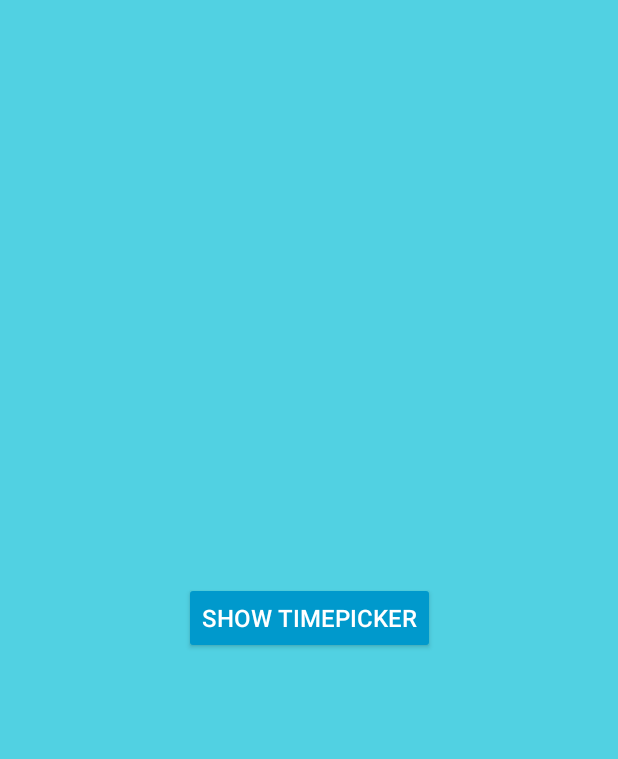
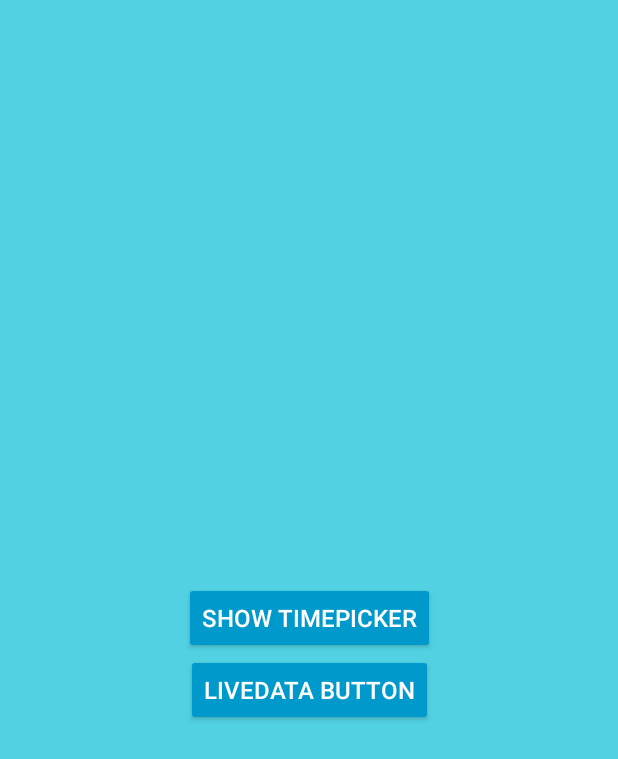
Before and after one commit to ho2ri2s/Playground, an Android app: the UiActivity screen opened directly, with no data from a screen before it, on a phone screen of 412 x 824 dp. Shown: the top 759 px of the screen. Run offline under Robolectric (Android 15) with nearby library versions, the phone set to English and light mode, and no system bars; our stand-ins replace data binding; Roboto replaces fonts that are not available here.

Commit message:
test livedata

```diff
--- a/Android/UIAnimation/app/src/main/java/com/example/uianimation/ui/UiActivity.kt
+++ b/Android/UIAnimation/app/src/main/java/com/example/uianimation/ui/UiActivity.kt
@@ -6,6 +6,7 @@ import android.util.Log
 import android.widget.Toast
 import androidx.appcompat.app.AppCompatActivity
 import androidx.databinding.DataBindingUtil
+import androidx.lifecycle.observe
 import com.example.uianimation.R
 import com.example.uianimation.databinding.ActivityUiBinding
 import org.koin.android.ext.android.inject
@@ -18,9 +19,12 @@ class UiActivity : AppCompatActivity() {
     }
 
     private val viewModel: UiViewModel by inject()
+
     override fun onCreate(savedInstanceState: Bundle?) {
         super.onCreate(savedInstanceState)
         setContentView(R.layout.activity_ui)
+
+        binding.viewModel = viewModel
 
         binding.btnTimePicker.setOnClickListener {
             val calendar = Calendar.getInstance()
@@ -39,5 +43,9 @@ class UiActivity : AppCompatActivity() {
             )
             dialog.show()
         }
+
+        viewModel.buttonText.observe(this) {
+            Log.d("MYTAG", it)
+        }
     }
 }
--- a/Android/UIAnimation/app/src/main/java/com/example/uianimation/ui/UiViewModel.kt
+++ b/Android/UIAnimation/app/src/main/java/com/example/uianimation/ui/UiViewModel.kt
@@ -1,6 +1,22 @@
 package com.example.uianimation.ui
 
+import android.util.Log
+import androidx.lifecycle.LiveData
+import androidx.lifecycle.MutableLiveData
 import androidx.lifecycle.ViewModel
+import androidx.lifecycle.map
+import kotlin.random.Random
 
-class UiViewModel: ViewModel() {
+class UiViewModel : ViewModel() {
+    private val _buttonText = MutableLiveData<String>("Initial")
+    val buttonText: LiveData<String>
+        get() = _buttonText.map { "mapped $it" }
+
+
+
+    fun changeText() {
+        _buttonText.value = Random.nextInt(1000).toString()
+        Log.d("MYTAG", "livedatahash - ${buttonText.hashCode()}")
+        Log.d("MYTAG", "mutablelivedatahash - ${buttonText.hashCode()}")
+    }
 }
--- a/Android/UIAnimation/app/src/main/res/layout/activity_ui.xml
+++ b/Android/UIAnimation/app/src/main/res/layout/activity_ui.xml
@@ -3,6 +3,13 @@
     xmlns:app="http://schemas.android.com/apk/res-auto"
     xmlns:tools="http://schemas.android.com/tools"
     tools:context=".ui.UiActivity">
+
+    <data>
+
+        <variable
+            name="viewModel"
+            type="com.example.uianimation.ui.UiViewModel" />
+    </data>
 
     <androidx.constraintlayout.widget.ConstraintLayout
         android:layout_width="match_parent"
@@ -10,18 +17,25 @@
 
         <Button
             android:id="@+id/btn_time_picker"
+            style="@style/ButtonStyle"
             android:layout_width="wrap_content"
             android:layout_height="wrap_content"
-            android:backgroundTint="@android:color/holo_blue_dark"
-            android:focusable="true"
-            android:foreground="?selectableItemBackground"
             android:text="show timePicker"
-            android:textColor="@android:color/white"
-            android:textSize="16sp"
             app:layout_constraintBottom_toBottomOf="parent"
             app:layout_constraintEnd_toEndOf="parent"
             app:layout_constraintStart_toStartOf="parent"
             app:layout_constraintTop_toTopOf="parent" />
 
+        <Button
+            android:id="@+id/btn_livedata"
+            style="@style/ButtonStyle"
+            android:layout_width="wrap_content"
+            android:layout_height="wrap_content"
+            android:text="LiveData Button"
+            android:onClick="@{() -> viewModel.changeText()}"
+            app:layout_constraintEnd_toEndOf="parent"
+            app:layout_constraintStart_toStartOf="parent"
+            app:layout_constraintTop_toBottomOf="@id/btn_time_picker" />
+
     </androidx.constraintlayout.widget.ConstraintLayout>
 </layout>
--- a/Android/UIAnimation/app/src/main/res/values/styles.xml
+++ b/Android/UIAnimation/app/src/main/res/values/styles.xml
@@ -31,7 +31,8 @@
         <item name="android:amPmTextColor">#9c27b0</item>
         <item name="android:windowBackground">@android:color/black</item>
     </style>
-    <style name="drawer_title">
+
+    <style name="DrawerTitle">
         <item name="android:layout_width">wrap_content</item>
         <item name="android:layout_height">wrap_content</item>
         <item name="fontFamily">@font/annie_use_your_telescope</item>
@@ -41,4 +42,12 @@
         <item name="android:layout_marginTop">24dp</item>
         <item name="android:includeFontPadding">false</item>
     </style>
+
+    <style name="ButtonStyle">
+        <item name="backgroundTint">@android:color/holo_blue_dark</item>
+        <item name="android:focusable">true</item>
+        <item name="android:foreground">?selectableItemBackground</item>
+        <item name="android:textColor">@android:color/white</item>
+        <item name="android:textSize">16sp</item>
+    </style>
 </resources>
```
Also changed, not shown: Android/UIAnimation/app/build.gradle (+15 -0 lines), Android/UIAnimation/app/src/main/res/layout/nav_drawer.xml (+4 -4 lines), Android/UIAnimation/build.gradle (line endings or trailing spaces).
